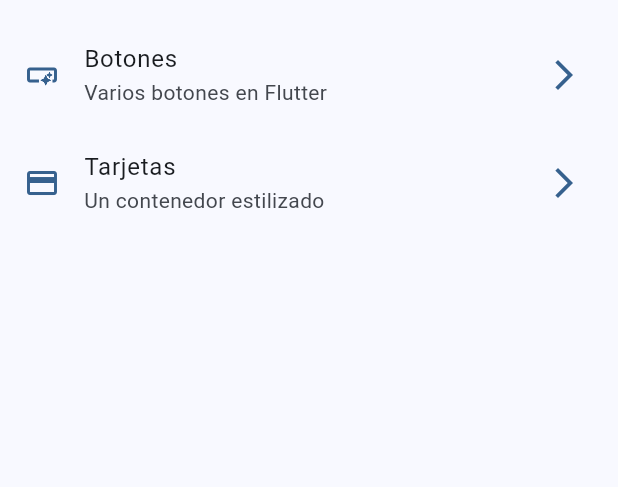
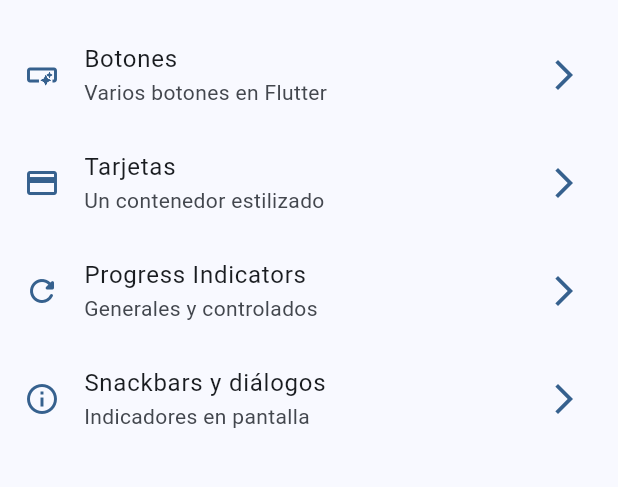
Before and after one commit to LuisPulenta/widgets_app, a Flutter app: the screen it shows after launch, on a phone screen of 412 x 824 dp, the part 63-550 px from its top. Run offline on Flutter 3.47's test engine with Material 2 defaults, Android fonts, the phone set to English and light mode, and no system bars; our stand-ins replace go_router.

Commit message:
Video 136

```diff
--- a/lib/config/menu/menu_items.dart
+++ b/lib/config/menu/menu_items.dart
@@ -24,4 +24,14 @@ const appMenuItems = <MenuItem>[
       subtitle: 'Un contenedor estilizado',
       link: '/cards',
       icon: Icons.credit_card),
+  MenuItem(
+      title: 'Progress Indicators',
+      subtitle: 'Generales y controlados',
+      link: '/progress',
+      icon: Icons.refresh_rounded),
+  MenuItem(
+      title: 'Snackbars y diálogos',
+      subtitle: 'Indicadores en pantalla',
+      link: '/snackbars',
+      icon: Icons.info_outline),
 ];
--- a/lib/config/router/app_router.dart
+++ b/lib/config/router/app_router.dart
@@ -20,5 +20,15 @@ final appRouter = GoRouter(
       name: CardsScreen.name,
       builder: (context, state) => const CardsScreen(),
     ),
+    GoRoute(
+      path: '/progress',
+      name: ProgressScreen.name,
+      builder: (context, state) => const ProgressScreen(),
+    ),
+    GoRoute(
+      path: '/snackbars',
+      name: SnackbarScreen.name,
+      builder: (context, state) => const SnackbarScreen(),
+    ),
   ],
 );
```
Also changed, not shown: lib/presentation/screens/progress/progress_screen.dart (+69 -3 lines), lib/presentation/screens/snackbar/snackbar_screen.dart (+19 -1 lines).
